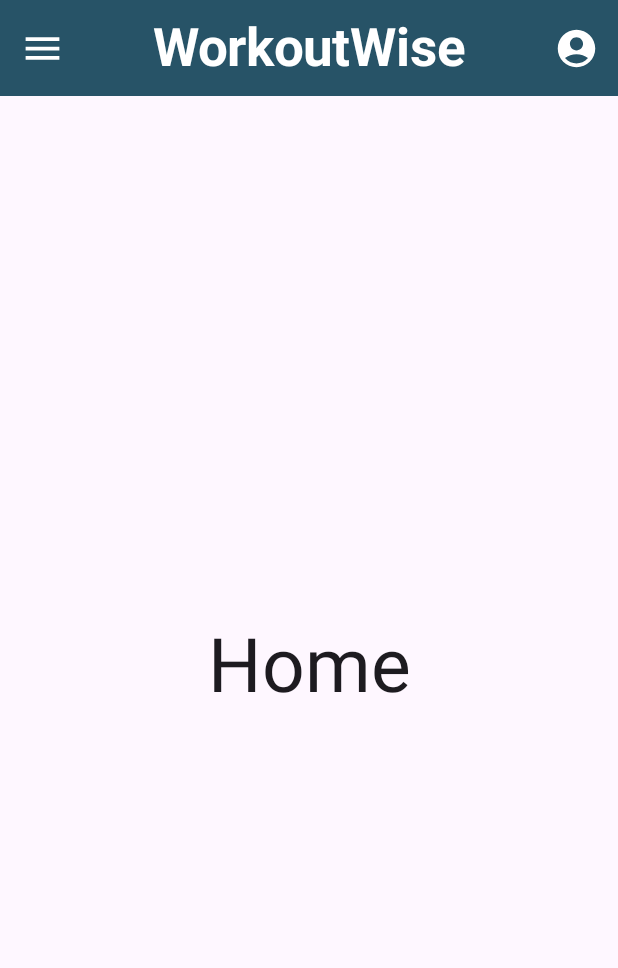
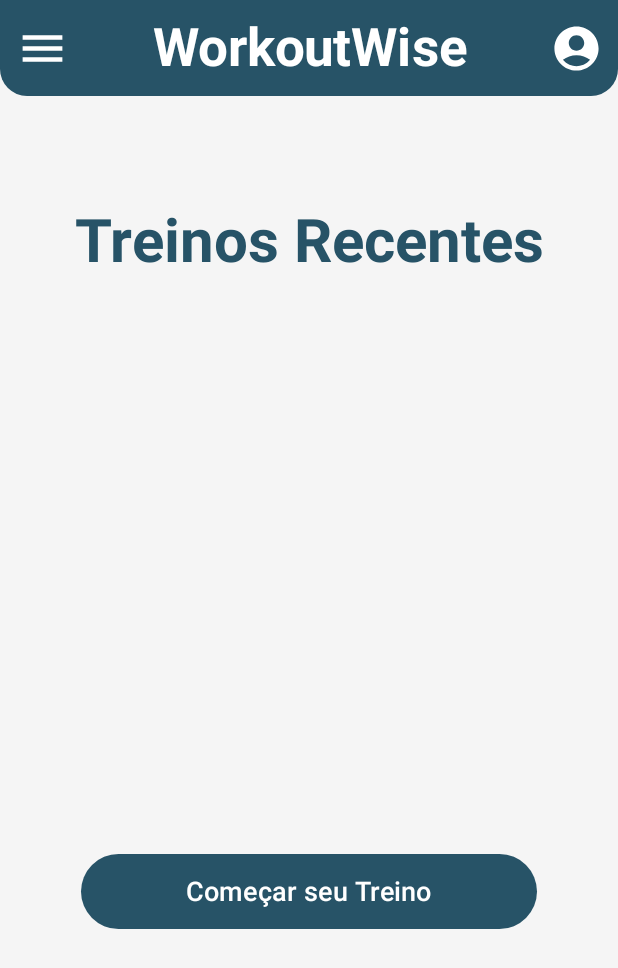
Before and after one commit to MiguelViapiana/projeto-app-academia, an Android app built with Jetpack Compose: the screen it shows after launch (MainActivity), on a phone screen of 412 x 824 dp. Shown: the top 968 px of the screen. Run offline under Robolectric (Android 15) with nearby library versions, the phone set to English and light mode, and no system bars.

Commit message:
ajustes na topBar, drawer e menu

```diff
--- a/app/build.gradle.kts
+++ b/app/build.gradle.kts
@@ -65,6 +65,7 @@ dependencies {
     implementation(libs.androidx.foundation.layout.android)
     implementation(libs.androidx.foundation.layout.android)
     implementation(libs.androidx.foundation.layout.android)
+    implementation(libs.androidx.foundation.android)
     testImplementation(libs.junit)
     androidTestImplementation(libs.androidx.junit)
     androidTestImplementation(libs.androidx.espresso.core)
--- a/app/src/main/java/com/example/projeto_app_academia/AcademiaApp.kt
+++ b/app/src/main/java/com/example/projeto_app_academia/AcademiaApp.kt
@@ -11,14 +11,17 @@ import androidx.compose.foundation.layout.height
 import androidx.compose.foundation.layout.padding
 import androidx.compose.foundation.layout.size
 import androidx.compose.foundation.layout.width
+import androidx.compose.foundation.shape.RoundedCornerShape
 import androidx.compose.material.icons.Icons
 import androidx.compose.material.icons.filled.AccountBox
 import androidx.compose.material.icons.filled.AccountCircle
 import androidx.compose.material.icons.filled.DateRange
 import androidx.compose.material.icons.filled.Home
 import androidx.compose.material3.ButtonDefaults
+import androidx.compose.material3.Divider
 import androidx.compose.material3.DrawerState
 import androidx.compose.material3.DrawerValue
+import androidx.compose.material3.HorizontalDivider
 import androidx.compose.material3.Icon
 import androidx.compose.material3.ModalNavigationDrawer
 import androidx.compose.material3.Text
@@ -30,6 +33,7 @@ import androidx.compose.runtime.getValue
 import androidx.compose.runtime.rememberCoroutineScope
 import androidx.compose.ui.Alignment
 import androidx.compose.ui.Modifier
+import androidx.compose.ui.draw.clip
 import androidx.compose.ui.graphics.Color
 import androidx.compose.ui.text.font.FontWeight
 import androidx.compose.ui.tooling.preview.Devices
@@ -122,19 +126,23 @@ private fun DrawerContent(navController: NavController, drawerState: DrawerState
         Row(
             modifier = Modifier
                 .fillMaxWidth()
-                .height(70.dp)
-                .background(Color(0xFF275367)),
+                .height(70.dp),
             verticalAlignment = Alignment.CenterVertically,
             horizontalArrangement = Arrangement.Center
         ) {
             Text(
-                text = "AcademiaApp",
-                color = Color.White,
+                text = "WorkoutWise",
+                color = Color(0xFF275367),
                 fontWeight = FontWeight.Bold,
-                fontSize = 24.sp
+                fontSize = 32.sp
             )
         }
-        Spacer(modifier = Modifier.height(70.dp))
+        HorizontalDivider(
+            modifier = Modifier.padding(vertical = 16.dp, horizontal = 8.dp),
+            thickness = 1.dp,
+            color = Color.Black
+        )
+        Spacer(modifier = Modifier.height(40.dp))
 
 
         TextButton(
--- a/app/src/main/java/com/example/projeto_app_academia/ui/screen/HomeScreen.kt
+++ b/app/src/main/java/com/example/projeto_app_academia/ui/screen/HomeScreen.kt
@@ -1,17 +1,23 @@
 package com.example.projeto_app_academia.ui.screen
 
 import android.annotation.SuppressLint
+import androidx.compose.foundation.Image
+import androidx.compose.foundation.background
 import androidx.compose.foundation.layout.Arrangement
 import androidx.compose.foundation.layout.Column
 import androidx.compose.foundation.layout.PaddingValues
+import androidx.compose.foundation.layout.Spacer
 import androidx.compose.foundation.layout.fillMaxSize
 import androidx.compose.foundation.layout.fillMaxWidth
+import androidx.compose.foundation.layout.height
 import androidx.compose.foundation.layout.padding
 import androidx.compose.foundation.layout.size
 import androidx.compose.material.icons.Icons
 import androidx.compose.material.icons.filled.AccountCircle
 import androidx.compose.material.icons.filled.Menu
 import androidx.compose.material3.BottomAppBar
+import androidx.compose.material3.Button
+import androidx.compose.material3.ButtonDefaults
 import androidx.compose.material3.DrawerState
 import androidx.compose.material3.ExperimentalMaterial3Api
 import androidx.compose.material3.Icon
@@ -25,6 +31,7 @@ import androidx.compose.runtime.rememberCoroutineScope
 import androidx.compose.ui.Alignment
 import androidx.compose.ui.Modifier
 import androidx.compose.ui.graphics.Color
+import androidx.compose.ui.res.painterResource
 import androidx.compose.ui.text.font.FontWeight
 import androidx.compose.ui.text.style.TextAlign
 import androidx.compose.ui.tooling.preview.Devices
@@ -32,6 +39,8 @@ import androidx.compose.ui.tooling.preview.Preview
 import androidx.compose.ui.unit.dp
 import androidx.compose.ui.unit.sp
 import androidx.navigation.NavController
+import com.example.projeto_app_academia.AcademiaRotas
+import com.example.projeto_app_academia.R
 import com.example.projeto_app_academia.ui.screen.util.AcademiaTopBar
 import kotlinx.coroutines.launch
 
@@ -42,20 +51,49 @@ import kotlinx.coroutines.launch
 fun HomeScreen(drawerState: DrawerState, navController: NavController) {
     Scaffold(
         topBar = { AcademiaTopBar(drawerState, navController) },
-        content = {padding -> ConteudoPrincipal(padding) }
+        content = {padding -> ConteudoPrincipal(padding, navController) }
     )
 }
 
 @Composable
-private fun ConteudoPrincipal(padding : PaddingValues) {
+private fun ConteudoPrincipal(padding: PaddingValues, navController: NavController) {
     Column(
-        modifier = Modifier.fillMaxSize(),
+        modifier = Modifier
+            .fillMaxSize()
+            .background(Color(0xFFf5f5f5))
+            .padding(16.dp),
         horizontalAlignment = Alignment.CenterHorizontally,
-        verticalArrangement = Arrangement.Center
+        verticalArrangement = Arrangement.SpaceAround
     ) {
         Text(
-            text = "Home", Modifier.padding(padding),
-            fontSize = 50.sp
+            text = "Treinos Recentes",
+            modifier = Modifier.padding(padding),
+            fontSize = 40.sp,
+            fontWeight = FontWeight.Bold,
+            color = Color(0xFF275367),
+            textAlign = TextAlign.Center
         )
+
+        Spacer(modifier = Modifier.height(12.dp))
+
+
+
+        Spacer(modifier = Modifier.height(28.dp))
+
+        Button(
+            onClick = {
+                navController.navigate(AcademiaRotas.TELA_TREINO)
+            },
+            modifier = Modifier
+                .fillMaxWidth(0.8f)
+                .height(50.dp),
+            colors = ButtonDefaults.buttonColors(
+                containerColor = Color(0xFF275367) // Azul específico
+            )
+        ) {
+            Text(text = "Começar seu Treino", color = Color.White, fontSize = 18.sp)
+        }
+
+        Spacer(modifier = Modifier.height(16.dp))
     }
 }
--- a/app/src/main/java/com/example/projeto_app_academia/ui/screen/util/AcademiaTopBar.kt
+++ b/app/src/main/java/com/example/projeto_app_academia/ui/screen/util/AcademiaTopBar.kt
@@ -1,7 +1,10 @@
 package com.example.projeto_app_academia.ui.screen.util
 
+import androidx.compose.foundation.border
 import androidx.compose.foundation.layout.fillMaxWidth
+import androidx.compose.foundation.layout.padding
 import androidx.compose.foundation.layout.size
+import androidx.compose.foundation.shape.RoundedCornerShape
 import androidx.compose.material.icons.Icons
 import androidx.compose.material.icons.filled.AccountCircle
 import androidx.compose.material.icons.filled.Menu
@@ -10,11 +13,13 @@ import androidx.compose.material3.ExperimentalMaterial3Api
 import androidx.compose.material3.Icon
 import androidx.compose.material3.IconButton
 import androidx.compose.material3.Text
+import androidx.compose.material3.TextButton
 import androidx.compose.material3.TopAppBar
 import androidx.compose.material3.TopAppBarDefaults
 import androidx.compose.runtime.Composable
 import androidx.compose.runtime.rememberCoroutineScope
 import androidx.compose.ui.Modifier
+import androidx.compose.ui.draw.clip
 import androidx.compose.ui.graphics.Color
 import androidx.compose.ui.text.font.FontWeight
 import androidx.compose.ui.text.style.TextAlign
@@ -41,12 +46,15 @@ import kotlinx.coroutines.launch
                     imageVector = Icons.Default.Menu,
                     contentDescription = "Menu",
                     tint = Color.White,
-                    modifier = Modifier.size(30.dp)
+                    modifier = Modifier.size(35.dp)
                 )
             }
         },
 
         title = {
+            TextButton(onClick = {
+                navController.navigate(AcademiaRotas.TELA_HOME)
+            }) {
                 Text(
                     text = "WorkoutWise",
                     color = Color.White,
@@ -55,6 +63,8 @@ import kotlinx.coroutines.launch
                     textAlign = TextAlign.Center,
                     modifier = Modifier.fillMaxWidth()
                 )
+            }
+
         },
         actions = {
             IconButton(onClick = {
@@ -64,10 +74,12 @@ import kotlinx.coroutines.launch
                     imageVector = Icons.Default.AccountCircle,
                     contentDescription = "Login",
                     tint = Color.White,
-                    modifier = Modifier.size(30.dp)
+                    modifier = Modifier.size(35.dp)
                 )
             }
         },
-        colors = TopAppBarDefaults.topAppBarColors(Color(0xFF275367))
+        colors = TopAppBarDefaults.topAppBarColors(Color(0xFF275367)),
+        modifier = Modifier.padding()
+            .clip(RoundedCornerShape(bottomStart = 18.dp, bottomEnd = 18.dp))
     )
 }
--- a/gradle/libs.versions.toml
+++ b/gradle/libs.versions.toml
@@ -10,6 +10,7 @@ activityCompose = "1.9.2"
 composeBom = "2024.04.01"
 navigationCompose = "2.8.0"
 foundationLayoutAndroid = "1.6.6"
+foundationAndroid = "1.6.6"
 
 [libraries]
 androidx-core-ktx = { group = "androidx.core", name = "core-ktx", version.ref = "coreKtx" }
@@ -28,6 +29,7 @@ androidx-ui-test-manifest = { group = "androidx.compose.ui", name = "ui-test-man
 androidx-ui-test-junit4 = { group = "androidx.compose.ui", name = "ui-test-junit4" }
 androidx-material3 = { group = "androidx.compose.material3", name = "material3" }
 androidx-foundation-layout-android = { group = "androidx.compose.foundation", name = "foundation-layout-android", version.ref = "foundationLayoutAndroid" }
+androidx-foundation-android = { group = "androidx.compose.foundation", name = "foundation-android", version.ref = "foundationAndroid" }
 
 [plugins]
 android-application = { id = "com.android.application", version.ref = "agp" }
```
Also changed, not shown: app/src/main/res/drawable/academia.jpg (added). Lines whose indentation alone changed are shown as unchanged.
